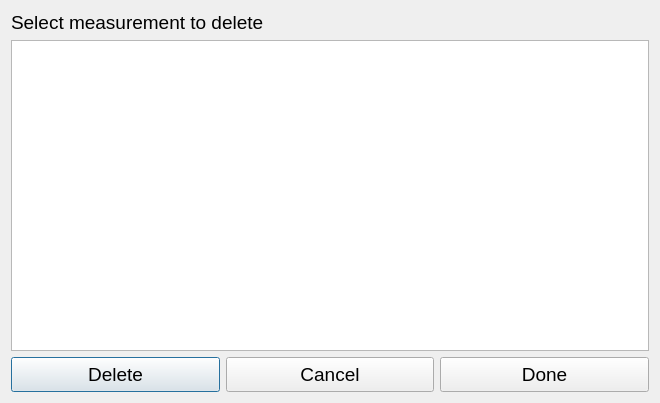
First picture: the form in ui/SpecimenDelDlg.ui, repository aliciabillings-noaa/CLAMS, before the edit.
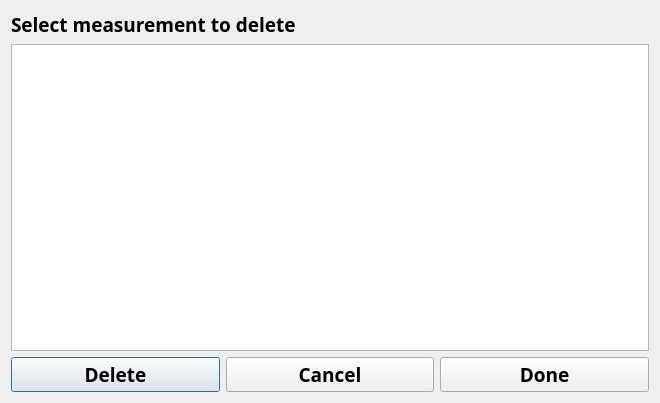
Second picture: the form after the edit.

```diff
--- a/ui/SpecimenDelDlg.ui
+++ b/ui/SpecimenDelDlg.ui
@@ -26,7 +26,10 @@
        </property>
        <property name="font">
         <font>
+         <family>Arial Black</family>
          <pointsize>14</pointsize>
+         <weight>75</weight>
+         <bold>true</bold>
         </font>
        </property>
        <property name="text">
@@ -38,7 +41,10 @@
       <widget class="QTableWidget" name="delSpecimen">
        <property name="font">
         <font>
-         <pointsize>24</pointsize>
+         <family>Arial Black</family>
+         <pointsize>18</pointsize>
+         <weight>75</weight>
+         <bold>true</bold>
         </font>
        </property>
        <property name="selectionBehavior">
@@ -56,7 +62,10 @@
        </property>
        <property name="font">
         <font>
+         <family>Arial Black</family>
          <pointsize>14</pointsize>
+         <weight>75</weight>
+         <bold>true</bold>
         </font>
        </property>
        <property name="text">
@@ -74,7 +83,10 @@
        </property>
        <property name="font">
         <font>
+         <family>Arial Black</family>
          <pointsize>14</pointsize>
+         <weight>75</weight>
+         <bold>true</bold>
         </font>
        </property>
        <property name="text">
@@ -86,9 +98,10 @@
       <widget class="QLabel" name="label">
        <property name="font">
         <font>
+         <family>Arial Black</family>
          <pointsize>14</pointsize>
-         <weight>50</weight>
-         <bold>false</bold>
+         <weight>75</weight>
+         <bold>true</bold>
         </font>
        </property>
        <property name="text">
```
